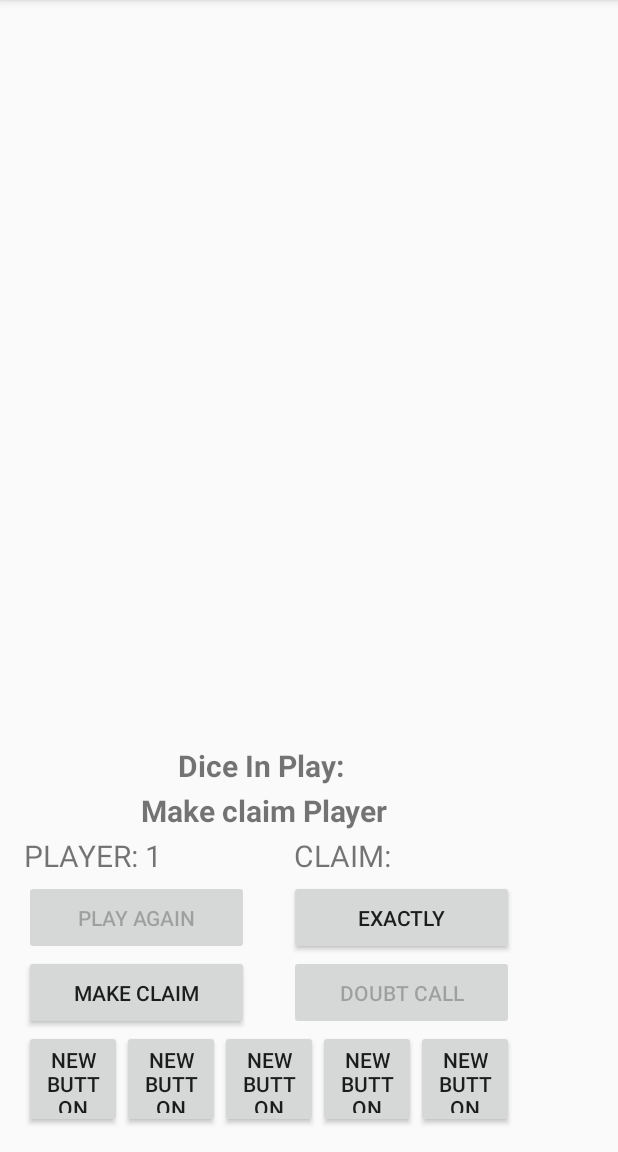
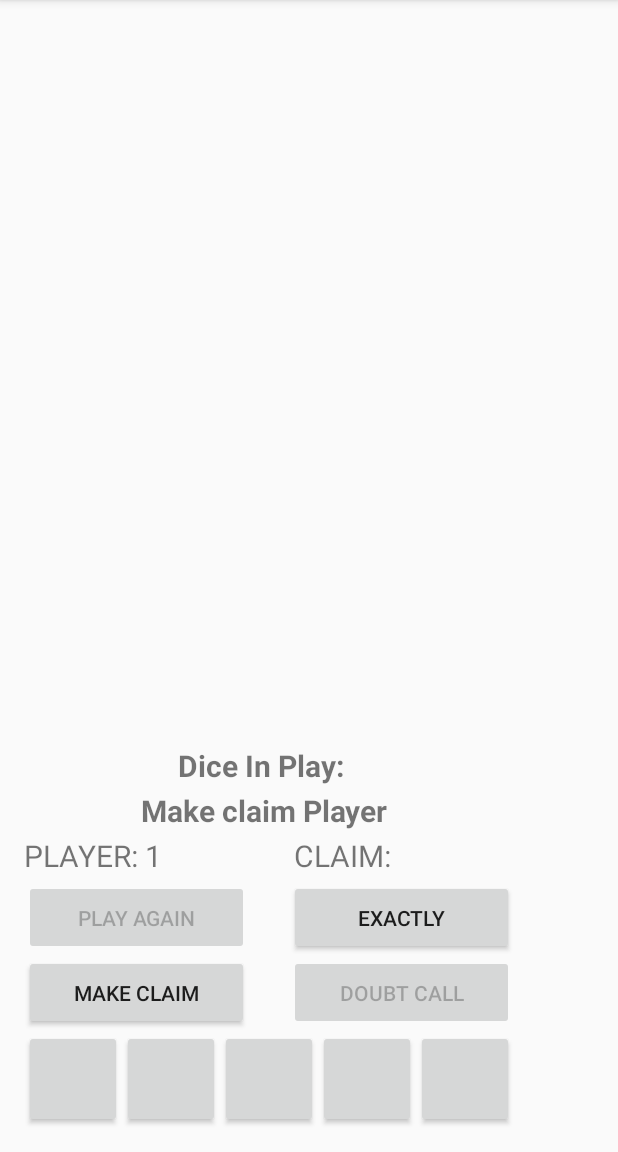
Before and after one commit to pvolum/AndroidLiarsDice, an Android app: the screen it shows after launch (MainActivity), on a phone screen of 412 x 824 dp, the part 84-1236 px from its top. Run offline under Robolectric (Android 15) with nearby library versions, the light colour scheme and no system bars.

Commit message:
Made number of players selection more robust and got rid of "New Button" on buttons before selection

```diff
--- a/app/src/main/java/com/example/patrick/liarsdice/MainActivity.java
+++ b/app/src/main/java/com/example/patrick/liarsdice/MainActivity.java
@@ -88,20 +88,13 @@ public class MainActivity extends ActionBarActivity {
         final AlertDialog.Builder alert = new AlertDialog.Builder(this);
         final EditText input = new EditText(this);
 
-        alert.setTitle("Welcome to Liars Dice!")
-            .setMessage("Enter # of players")
-            .setView(input)
-            .setIcon(R.drawable.notification_template_icon_bg)
-                .setPositiveButton("Ok", new DialogInterface.OnClickListener() {
-                    public void onClick(DialogInterface dialog, int whichButton) {
-                        int value = 0;
-                        try {
-                            value = Integer.parseInt(input.getText().toString().trim());
-                        }
-                        catch (NumberFormatException e) {
-                            value = 0;
-                        }
-                        if (value > 1 && value < 5) {//set player amount between 1 and 4
+        alert.setTitle("Enter number of players:")
+            //.setMessage("Enter # of players")
+            //.setView(input)
+            .setItems(new CharSequence[] {"2", "3", "4"},
+                    new DialogInterface.OnClickListener() {
+                        public void onClick(DialogInterface dialog, int which) {
+                            int value = which + 2;
                             for (int i = 0; i < value; i++) {   //valid # of players
                                 playerList.add(new Player(i + 1));
                                 nameList.add(playerList.get(i).name);
@@ -111,12 +104,11 @@ public class MainActivity extends ActionBarActivity {
                             dialog.cancel();
                             claimText.setText("Claim: ");
                             play(currentPlayer);
-                        } else {//TODO Handle bad user entries for # of players
-                            // alert.setMessage("Invalid # of players, must be between 2 and 4");
                         }
-                    }
-                })
+                    })
+            .setIcon(R.drawable.notification_template_icon_bg)
             .setCancelable(false)
+            .create()
             .show();
 
         ArrayAdapter<String> adapter = new ArrayAdapter<String>(this,
--- a/app/src/main/res/layout/activity_main.xml
+++ b/app/src/main/res/layout/activity_main.xml
@@ -9,7 +9,7 @@
         style="?android:attr/buttonStyleSmall"
         android:layout_width="65dp"
         android:layout_height="65dp"
-        android:text="New Button"
+        android:text=""
         android:id="@+id/die1"
         android:layout_alignParentBottom="true"
         android:layout_alignParentLeft="true"
@@ -18,7 +18,7 @@
         style="?android:attr/buttonStyleSmall"
         android:layout_width="65dp"
         android:layout_height="65dp"
-        android:text="New Button"
+        android:text=""
         android:id="@+id/die2"
         android:layout_alignParentBottom="true"
         android:layout_toRightOf="@id/die1"/>
@@ -27,7 +27,7 @@
         style="?android:attr/buttonStyleSmall"
         android:layout_width="65dp"
         android:layout_height="65dp"
-        android:text="New Button"
+        android:text=""
         android:id="@+id/die3"
         android:layout_alignParentBottom="true"
         android:layout_toRightOf="@id/die2"/>
@@ -35,7 +35,7 @@
         style="?android:attr/buttonStyleSmall"
         android:layout_width="65dp"
         android:layout_height="65dp"
-        android:text="New Button"
+        android:text=""
         android:id="@+id/die4"
         android:layout_alignParentBottom="true"
         android:layout_toRightOf="@id/die3"/>
@@ -44,7 +44,7 @@
         style="?android:attr/buttonStyleSmall"
         android:layout_width="65dp"
         android:layout_height="65dp"
-        android:text="New Button"
+        android:text=""
         android:id="@+id/die5"
         android:layout_alignParentBottom="true"
         android:layout_toRightOf="@id/die4"/>
```
